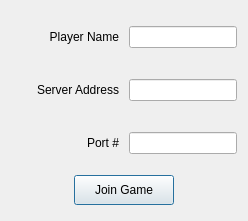
Old version of the form src/gui/joinserverwindow.ui in the repository JRandomHacker/CS429-Avalon.
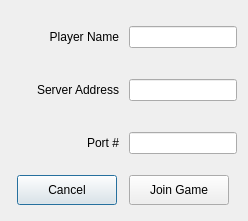
New version of the form.

Commit message: Added cancel buttons to create/join server windows

Diff of the .ui file:
```diff
--- a/src/gui/joinserverwindow.ui
+++ b/src/gui/joinserverwindow.ui
@@ -127,6 +127,28 @@
      <property name="bottomMargin">
       <number>0</number>
      </property>
+     <item>
+      <widget class="QPushButton" name="buttonCancel">
+       <property name="sizePolicy">
+        <sizepolicy hsizetype="Minimum" vsizetype="Expanding">
+         <horstretch>0</horstretch>
+         <verstretch>0</verstretch>
+        </sizepolicy>
+       </property>
+       <property name="maximumSize">
+        <size>
+         <width>100</width>
+         <height>30</height>
+        </size>
+       </property>
+       <property name="layoutDirection">
+        <enum>Qt::LeftToRight</enum>
+       </property>
+       <property name="text">
+        <string>Cancel</string>
+       </property>
+      </widget>
+     </item>
      <item>
       <widget class="QPushButton" name="buttonJoinServer">
        <property name="sizePolicy">
```
The commit also changes 5 other files.
